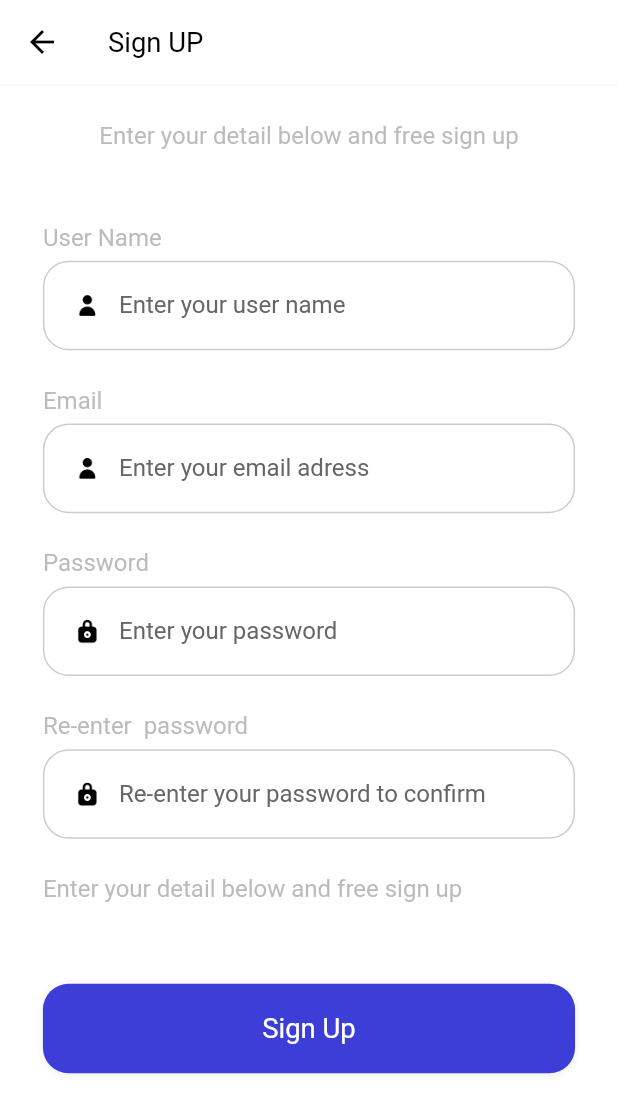
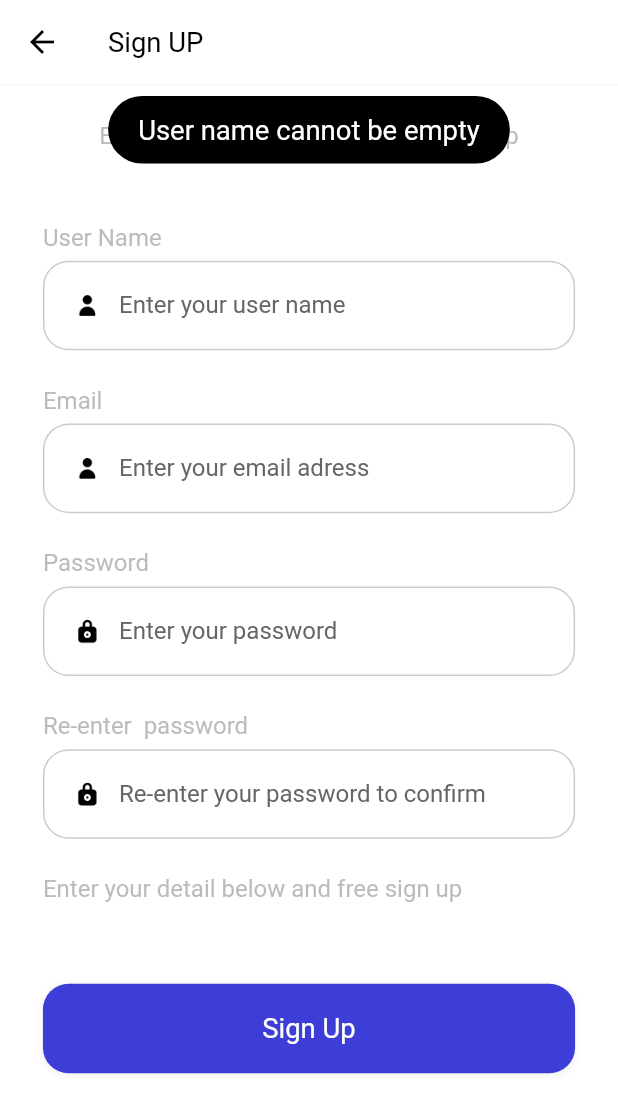
Before and after one commit to santoshacharya07/ekakshya, a Flutter app: the Register screen opened by its route, after a tap on "Sign Up", on a phone screen of 412 x 824 dp. Shown: the top 1113 px of the screen. Run offline on Flutter 3.47's test engine with Material 2 defaults, Android fonts, the phone set to English and light mode, and no system bars; our stand-ins replace cloud_firestore, dots_indicator, firebase_auth, firebase_core, flutter_bloc, flutter_screenutil and 1 more; accounts and stored records are empty; Roboto replaces fonts that are missing (Avenir).

Commit message:
sign in and register completed

```diff
--- a/lib/main.dart
+++ b/lib/main.dart
@@ -1,5 +1,3 @@
-import 'package:ekaksha/app_blocs.dart';
-import 'package:ekaksha/app_events.dart';
 import 'package:ekaksha/pages/%20sign_in/sign_in.dart';
 import 'package:ekaksha/pages/bloc_providers.dart';
 import 'package:ekaksha/pages/register/register.dart';
@@ -9,7 +7,6 @@
 import 'package:flutter_bloc/flutter_bloc.dart';
 import 'package:flutter_screenutil/flutter_screenutil.dart';
 import 'package:firebase_core/firebase_core.dart';
-import 'app_states.dart';
 import 'common/values/colors.dart';
 
 Future<void> main() async {
--- a/lib/pages/register/register.dart
+++ b/lib/pages/register/register.dart
@@ -1,6 +1,7 @@
 import 'package:ekaksha/pages/register/bloc/register_bloc.dart';
 import 'package:ekaksha/pages/register/bloc/register_event.dart';
 import 'package:ekaksha/pages/register/bloc/register_state.dart';
+import 'package:ekaksha/pages/register/register_controller.dart';
 import 'package:flutter/material.dart';
 import 'package:flutter_bloc/flutter_bloc.dart';
 
@@ -77,7 +78,8 @@
                         "Enter your detail below and free sign up"),
                   ),
                   buildLogInAndRegButton("Sign Up", "login", () {
-                    Navigator.of(context).pushNamed("register");
+                    // Navigator.of(context).pushNamed("register");
+                    RegisterController(context: context).handleEmailRegister();
                   }),
                 ],
               ),
--- a/lib/pages/register/register_controller.dart
+++ b/lib/pages/register/register_controller.dart
@@ -0,0 +1,54 @@
+import 'package:ekaksha/common/widgets/flutter_toast.dart';
+import 'package:ekaksha/pages/register/bloc/register_bloc.dart';
+import 'package:firebase_auth/firebase_auth.dart';
+import 'package:flutter/material.dart';
+import 'package:flutter_bloc/flutter_bloc.dart';
+
+class RegisterController {
+  final BuildContext context;
+  const RegisterController({required this.context});
+
+  Future<void> handleEmailRegister() async {
+    final state = context.read<RegisterBloc>().state;
+    String userName = state.userName;
+    String email = state.email;
+    String password = state.password;
+    String rePassword = state.rePassword;
+    if (userName.isEmpty) {
+      toastInfo(msg: "User name cannot be empty");
+      return;
+    }
+    if (email.isEmpty) {
+      toastInfo(msg: "Email  cannot be empty");
+      return;
+    }
+    if (password.isEmpty) {
+      toastInfo(msg: "Password cannot be empty");
+      return;
+    }
+    if (rePassword.isEmpty) {
+      toastInfo(msg: "Your Password confirmation is wrong");
+      return;
+    }
+    try {
+      final credential = await FirebaseAuth.instance
+          .createUserWithEmailAndPassword(email: email, password: password);
+      if (credential.user != null) {
+        await credential.user?.sendEmailVerification();
+        await credential.user?.updateDisplayName(userName);
+        toastInfo(
+            msg:
+                "An email has been sent to registered email. Please click the link in email to verify your account");
+        Navigator.of(context).pop();
+      }
+    } on FirebaseAuthException catch (e) {
+      if (e.code == "weak-password") {
+        toastInfo(msg: "The password provided is too weak");
+      } else if (e.code == 'email-already-in-use') {
+        toastInfo(msg: "The email is already in use");
+      } else if (e.code == "invalid-email") {
+        toastInfo(msg: "Your email is invalid");
+      }
+    }
+  }
+}
```
